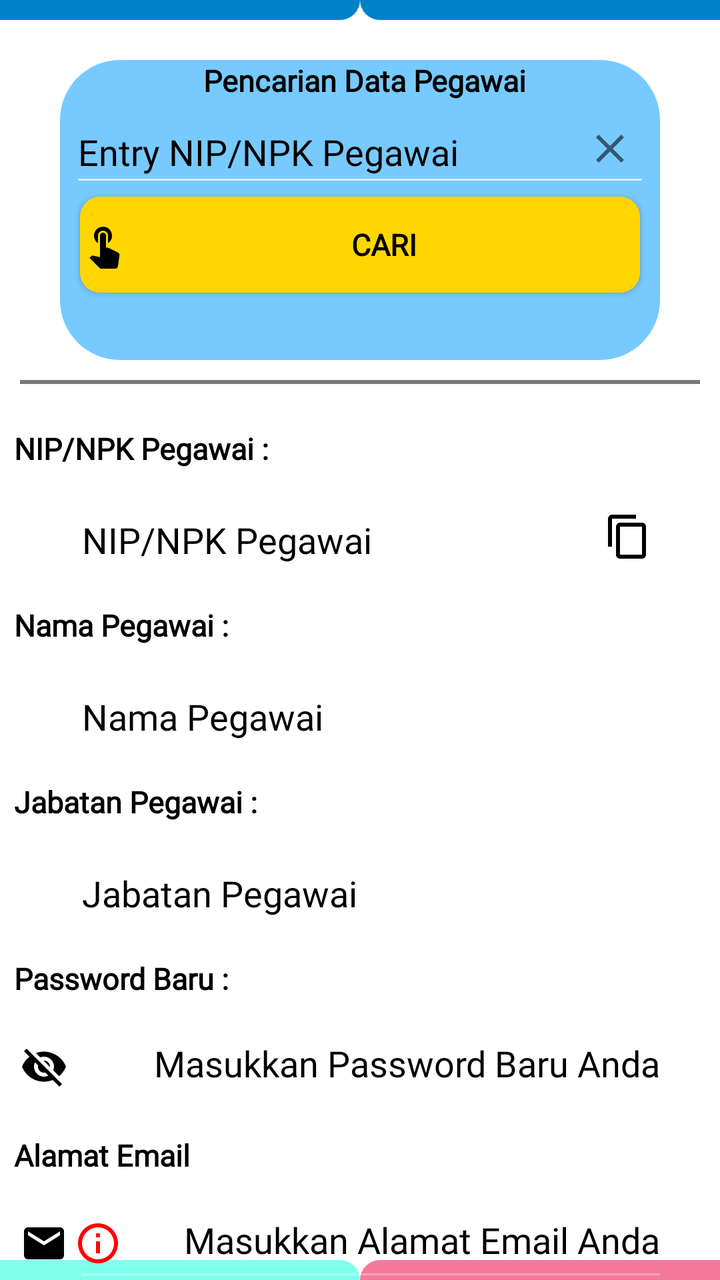
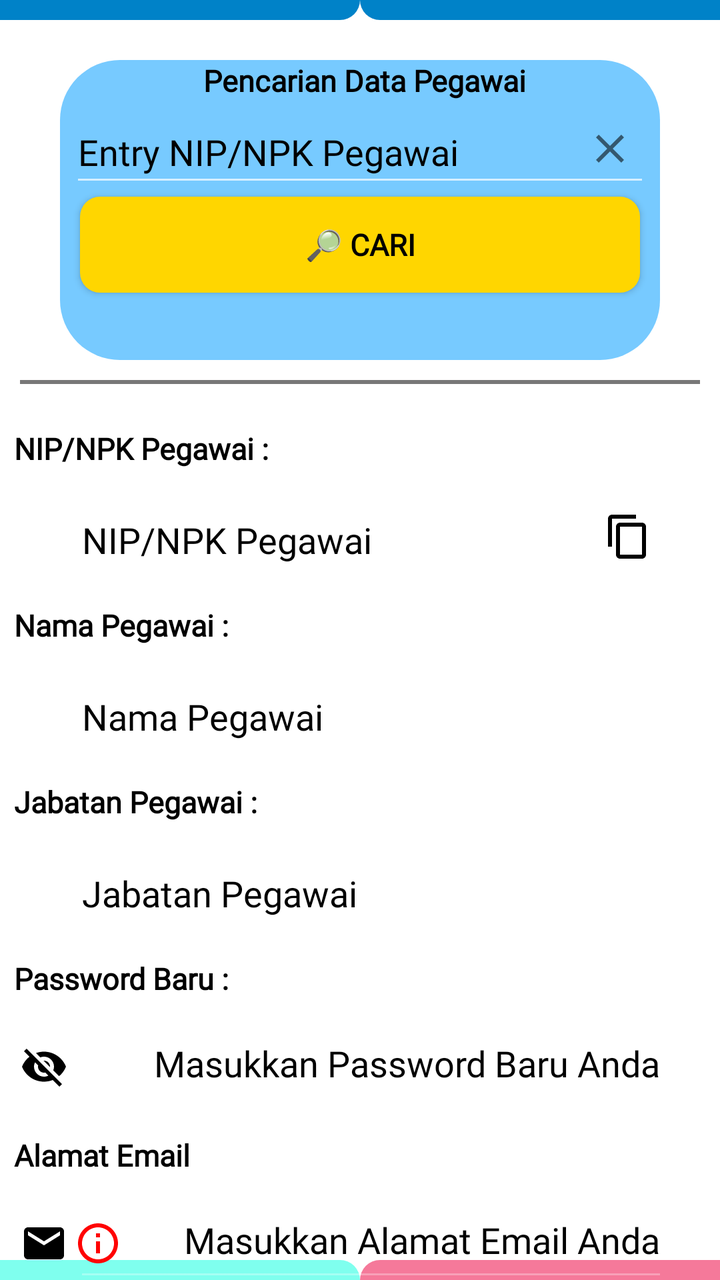

An Android layout rendered at two revisions. The XML below is the earlier revision; the diff shows what the commit changed to produce the second picture.
<!-- AndroidManifest.xml: application theme AppTheme -->
<!-- res/layout/register_activity2.xml -->
<?xml version="1.0" encoding="utf-8"?>
<RelativeLayout
    xmlns:android="http://schemas.android.com/apk/res/android"
    xmlns:app="http://schemas.android.com/apk/res-auto"
    xmlns:tools="http://schemas.android.com/tools"
    android:id="@+id/swipe"
    android:layout_width="match_parent"
    android:layout_height="match_parent"
    android:background="@color/white">

    <View
        android:layout_width="match_parent"
        android:layout_height="10dp"
        android:layout_alignParentTop="true"
        android:layout_toStartOf="@+id/grslogtengah"
        android:background="@drawable/circle_reg_v3"/>

    <View
        android:layout_width="match_parent"
        android:layout_height="10dp"
        android:layout_alignParentTop="true"
        android:layout_toEndOf="@+id/grslogtengah"
        android:background="@drawable/circle_reg_v4"/>

    <View
        android:id="@+id/grslogtengah"
        android:layout_width="0dp"
        android:layout_height="10dp"
        android:layout_centerHorizontal="true"
        android:background="@color/white"/>

    <RelativeLayout
        android:id="@+id/relatasRegister"
        android:layout_width="match_parent"
        android:layout_height="150dp"
        android:layout_below="@+id/grslogtengah"
        android:layout_marginStart="30dp"
        android:layout_marginTop="20dp"
        android:layout_marginEnd="30dp"
        android:background="@drawable/circle_viewutama_info"
        tools:ignore="TextSizeCheck">

        <TextView
            android:id="@+id/pencr_reg"
            android:layout_width="wrap_content"
            android:layout_height="wrap_content"
            android:layout_centerHorizontal="true"
            android:fontFamily="@font/poppins_regular"
            android:paddingStart="5dp"
            android:text="@string/pencarian_data_pegawai"
            android:textColor="@color/hitam"
            android:textSize="15sp"
            android:textStyle="bold"
            tools:ignore="RtlSymmetry" />

        <EditText
            android:id="@+id/e_cari"
            android:layout_width="match_parent"
            android:layout_height="48dp"
            android:layout_below="@+id/pencr_reg"
            android:layout_marginStart="5dp"
            android:layout_marginEnd="5dp"
            android:fontFamily="@font/poppins_regular"
            android:hint="@string/entry_nip_npk_pegawai"
            android:inputType="text"
            android:textColor="@color/hitam"
            android:textColorHint="@color/hitam"
            tools:ignore="Autofill,LabelFor" />

        <ImageView
            android:id="@+id/img_silanghapus"
            android:layout_width="wrap_content"
            android:layout_height="match_parent"
            android:layout_below="@+id/pencr_reg"
            android:layout_alignTop="@+id/e_cari"
            android:layout_alignEnd="@+id/e_cari"
            android:layout_alignBottom="@+id/e_cari"
            android:layout_marginEnd="8dp"
            android:contentDescription="@string/todo"
            android:src="@drawable/ic_close_black_24dp" />

        <Button
            android:id="@+id/btn_cari"
            android:layout_width="match_parent"
            android:layout_height="wrap_content"
            android:layout_below="@+id/e_cari"
            android:background="@drawable/circle_download1"
            android:drawableStart="@drawable/ic_touch_app_black_24dp"
            android:fontFamily="@font/poppins_regular"
            android:onClick="pencarian_data"
            android:layout_marginStart="10dp"
            android:layout_marginEnd="10dp"
            android:text="@string/cari"
            android:textColor="@color/hitam"
            android:textSize="15sp"
            android:textStyle="bold" />

    </RelativeLayout>

    <View
        android:id="@+id/grsreg1"
        android:layout_width="match_parent"
        android:layout_height="2dp"
        android:layout_below="@+id/relatasRegister"
        android:layout_margin="10dp"
        android:background="#787777"/>

    <View
        android:id="@+id/grsregtengah"
        android:layout_width="0dp"
        android:layout_height="0dp"
        android:layout_alignParentBottom="true"
        android:layout_centerInParent="true"
        android:background="@color/white"/>

    <View
        android:id="@+id/grsreg2"
        android:layout_width="match_parent"
        android:layout_height="10dp"
        android:layout_alignParentBottom="true"
        android:layout_toStartOf="@+id/grsregtengah"
        android:background="@drawable/circle_reg_v1"/>

    <View
        android:id="@+id/grsreg3"
        android:layout_width="match_parent"
        android:layout_height="10dp"
        android:layout_alignParentBottom="true"
        android:layout_toEndOf="@+id/grsregtengah"
        android:background="@drawable/circle_reg_v2"/>

    <ScrollView
        android:id="@+id/scroll_reg"
        android:layout_width="match_parent"
        android:layout_height="match_parent"
        android:layout_below="@+id/grsreg1"
        android:layout_margin="2dp">

        <RelativeLayout
            android:id="@+id/RelativeLayout_Registeratas"
            android:layout_width="match_parent"
            android:layout_height="wrap_content" >

            <TextView
                android:id="@+id/textnip_pegawai"
                android:layout_width="wrap_content"
                android:layout_height="wrap_content"
                android:text="@string/nip_npk_pegawai"
                android:layout_marginStart="5dp"
                android:layout_marginTop="10dp"
                android:textColor="@color/hitam"
                android:textSize="15sp"
                android:textStyle="bold"
                android:fontFamily="@font/poppins_regular"
                app:layout_constraintEnd_toEndOf="parent"
                app:layout_constraintStart_toStartOf="parent"
                app:layout_constraintTop_toTopOf="parent" />

            <EditText
                android:id="@+id/nip_pegawai"
                android:layout_width="match_parent"
                android:layout_height="48dp"
                android:layout_marginStart="35dp"
                android:layout_marginTop="10dp"
                android:layout_marginEnd="24dp"
                android:hint="@string/nip_npk_pegawai2"
                android:inputType="textEmailAddress"
                android:selectAllOnFocus="true"
                android:textColor="@color/hitam"
                android:textColorHint="@color/hitam"
                app:layout_constraintEnd_toEndOf="parent"
                app:layout_constraintStart_toStartOf="parent"
                app:layout_constraintTop_toTopOf="parent"
                android:layout_below="@+id/textnip_pegawai"
                android:fontFamily="@font/poppins_regular"
                android:importantForAutofill="no"
                android:enabled="false"/>

            <ImageView
                android:id="@+id/img_contentcopy"
                android:layout_width="wrap_content"
                android:layout_height="match_parent"
                android:src="@drawable/ic_content_copy_black_24dp"
                android:layout_alignTop="@+id/nip_pegawai"
                android:layout_alignBottom="@+id/nip_pegawai"
                android:layout_alignEnd="@+id/nip_pegawai"
                android:layout_marginEnd="8dp"
                android:contentDescription="@string/todo"
                />

            <TextView
                android:id="@+id/textnama_pegawai"
                android:layout_width="wrap_content"
                android:layout_height="wrap_content"
                android:text="@string/nama_pegawai"
                android:textSize="15sp"
                android:layout_marginStart="5dp"
                android:layout_marginTop="10dp"
                android:textColor="@color/hitam"
                android:textStyle="bold"
                android:fontFamily="@font/poppins_regular"
                app:layout_constraintEnd_toEndOf="parent"
                app:layout_constraintStart_toStartOf="parent"
                app:layout_constraintTop_toTopOf="parent"
                android:layout_below="@+id/nip_pegawai"/>

            <EditText
                android:id="@+id/nama_pegawai"
                android:layout_width="match_parent"
                android:layout_height="48dp"
                android:layout_marginStart="35dp"
                android:layout_marginTop="10dp"
                android:layout_marginEnd="24dp"
                android:hint="@string/nama_pegawai2"
                android:textColor="@color/hitam"
                android:textColorHint="@color/hitam"
                android:inputType="textEmailAddress"
                android:selectAllOnFocus="true"
                android:fontFamily="@font/poppins_regular"
                app:layout_constraintEnd_toEndOf="parent"
                app:layout_constraintStart_toStartOf="parent"
                app:layout_constraintTop_toTopOf="parent"
                android:layout_below="@+id/textnama_pegawai"
                android:importantForAutofill="no"
                android:enabled="false"/>

            <TextView
                android:id="@+id/textjabatan"
                android:layout_width="wrap_content"
                android:layout_height="wrap_content"
                android:text="@string/jabatan_pegawai"
                android:textSize="15sp"
                android:layout_marginStart="5dp"
                android:layout_marginTop="10dp"
                android:textColor="@color/hitam"
                android:textStyle="bold"
                android:fontFamily="@font/poppins_regular"
                app:layout_constraintEnd_toEndOf="parent"
                app:layout_constraintStart_toStartOf="parent"
                app:layout_constraintTop_toTopOf="parent"
                android:layout_below="@+id/nama_pegawai"/>

            <EditText
                android:id="@+id/jabatan"
                android:layout_width="match_parent"
                android:layout_height="48dp"
                android:layout_marginStart="35dp"
                android:layout_marginTop="10dp"
                android:layout_marginEnd="24dp"
                android:hint="@string/jabatan_pegawai2"
                android:textColor="@color/hitam"
                android:textColorHint="@color/hitam"
                android:inputType="text"
                android:selectAllOnFocus="true"
                android:fontFamily="@font/poppins_regular"
                app:layout_constraintEnd_toEndOf="parent"
                app:layout_constraintStart_toStartOf="parent"
                app:layout_constraintTop_toTopOf="parent"
                android:layout_below="@+id/textjabatan"
                android:importantForAutofill="no"
                android:enabled="false"/>

            <TextView
                android:id="@+id/textpass_baru"
                android:layout_width="wrap_content"
                android:layout_height="wrap_content"
                android:text="@string/password_baru"
                android:textSize="15sp"
                android:layout_marginStart="5dp"
                android:layout_marginTop="10dp"
                android:textColor="@color/hitam"
                android:textStyle="bold"
                android:fontFamily="@font/poppins_regular"
                app:layout_constraintEnd_toEndOf="parent"
                app:layout_constraintStart_toStartOf="parent"
                app:layout_constraintTop_toTopOf="parent"
                android:layout_below="@+id/jabatan"/>

            <EditText
                android:id="@+id/pass_baru"
                android:layout_width="match_parent"
                android:layout_height="48dp"
                android:layout_marginStart="35dp"
                android:layout_marginTop="10dp"
                android:layout_marginEnd="24dp"
                android:hint="@string/masukkan_password_anda"
                android:textColor="@color/hitam"
                android:textColorHint="@color/hitam"
                android:gravity="end"
                android:inputType="textPassword"
                android:selectAllOnFocus="true"
                android:layout_below="@+id/textpass_baru"
                android:importantForAutofill="no"
                android:enabled="false"
                android:fontFamily="@font/poppins_regular" />

            <ImageView
                android:id="@+id/img_showpass1"
                android:layout_width="wrap_content"
                android:layout_height="match_parent"
                android:src="@drawable/ic_visibility_white"
                android:layout_below="@+id/textpass_baru"
                android:layout_alignTop="@+id/pass_baru"
                android:layout_alignBottom="@+id/pass_baru"
                android:layout_marginStart="8dp"
                android:contentDescription="@string/todo"
                android:visibility="gone"/>

            <ImageView
                android:id="@+id/img_showpass2"
                android:layout_width="wrap_content"
                android:layout_height="match_parent"
                android:src="@drawable/ic_visibility_off_white"
                android:layout_below="@+id/textpass_baru"
                android:layout_alignTop="@+id/pass_baru"
                android:layout_alignBottom="@+id/pass_baru"
                android:layout_marginStart="8dp"
                android:contentDescription="@string/todo"
                />

            <TextView
                android:id="@+id/textemail"
                android:layout_width="wrap_content"
                android:layout_height="wrap_content"
                android:text="@string/alamat_email"
                android:textSize="15sp"
                android:layout_marginStart="5dp"
                android:layout_marginTop="10dp"
                android:textColor="@color/hitam"
                android:textStyle="bold"
                android:fontFamily="@font/poppins_regular"
                app:layout_constraintEnd_toEndOf="parent"
                app:layout_constraintStart_toStartOf="parent"
                app:layout_constraintTop_toTopOf="parent"
                android:layout_below="@+id/pass_baru"/>

            <EditText
                android:id="@+id/editemail"
                android:layout_width="match_parent"
                android:layout_height="48dp"
                android:layout_marginStart="35dp"
                android:layout_marginTop="10dp"
                android:layout_marginEnd="24dp"
                android:hint="@string/masukkan_alamat_email_anda"
                android:textColor="@color/hitam"
                android:textColorHint="@color/hitam"
                android:gravity="end"
                android:inputType="textEmailAddress"
                android:layout_below="@+id/textemail"
                android:importantForAutofill="no"
                android:enabled="false"
                android:fontFamily="@font/poppins_regular"/>

            <ImageView
                android:id="@+id/img_email"
                android:layout_width="wrap_content"
                android:layout_height="match_parent"
                android:src="@drawable/ic_email_black_24dp"
                android:layout_below="@+id/textemail"
                android:layout_alignTop="@+id/editemail"
                android:layout_alignBottom="@+id/editemail"
                android:layout_marginStart="8dp"
                android:contentDescription="@string/todo"
                />

            <ImageView
                android:id="@+id/img_emailinfo"
                android:layout_width="wrap_content"
                android:layout_height="match_parent"
                android:src="@drawable/ic_info_outline_24dp"
                android:layout_below="@+id/textemail"
                android:layout_alignTop="@+id/editemail"
                android:layout_alignBottom="@+id/editemail"
                android:layout_alignStart="@+id/editemail"
                android:layout_marginEnd="8dp"
                android:contentDescription="@string/todo"
                />

            <Button
                android:id="@+id/btn_simpan_pass"
                android:layout_width="match_parent"
                android:layout_height="wrap_content"
                android:layout_below="@+id/editemail"
                android:layout_marginStart="24dp"
                android:layout_marginTop="10dp"
                android:layout_marginEnd="24dp"
                android:background="@drawable/circle_download2"
                android:layout_alignParentEnd="true"
                android:onClick="simpan_password"
                android:text="@string/simpan_password"
                android:padding="5dp"
                android:textColor="@color/white"
                android:textSize="15sp"
                android:textStyle="bold"
                android:visibility="visible"
                android:fontFamily="@font/poppins_regular"
                />

            <View
                android:layout_width="match_parent"
                android:layout_height="150dp"
                android:layout_below="@+id/btn_simpan_pass"/>

        </RelativeLayout>
    </ScrollView>
    <RelativeLayout
        android:id="@+id/frame_loading_register"
        android:layout_width="match_parent"
        android:layout_height="match_parent"
        android:visibility="gone" >
        <View
            android:layout_width="match_parent"
            android:layout_height="match_parent"
            android:background="#BBFFFFFF"/>

        <ImageView
            android:id="@+id/gmbar_loading_register"
            android:layout_width="200dp"
            android:layout_height="200dp"
            android:layout_centerInParent="true"
            android:contentDescription="@string/todo" />

        <TextView
            android:layout_width="wrap_content"
            android:layout_height="wrap_content"
            android:text="@string/sedang_memuat"
            android:layout_centerInParent="true"
            android:textSize="15sp"
            android:textColor="@color/hitam"
            android:textStyle="bold|italic"
            android:fontFamily="@font/poppins_regular"
            android:layout_margin="10dp"/>

    </RelativeLayout>
</RelativeLayout>
<!-- resources referenced by this layout -->
<resources>
  <color name="hitam">#000000    </color>
  <color name="white">#FFFFFF    </color>
  <!-- drawable circle_download1 (drawable) -->
  <?xml version="1.0" encoding="utf-8"?>
  <shape xmlns:android="http://schemas.android.com/apk/res/android"
      android:shape="rectangle"
      >
      <solid android:color="#FFD600" />
      <corners android:bottomRightRadius="10dp"
          android:bottomLeftRadius="10dp"
          android:topLeftRadius="10dp"
          android:topRightRadius="10dp"
          android:radius="10dp"
          />
  </shape>
  <!-- drawable circle_viewutama_info (drawable) -->
  <?xml version="1.0" encoding="utf-8"?>
  <shape xmlns:android="http://schemas.android.com/apk/res/android"
      android:shape="rectangle"
      >
      <solid android:color="@color/list_item_title2" />
      <corners android:bottomRightRadius="30dp"
          android:bottomLeftRadius="30dp"
          android:topLeftRadius="30dp"
          android:topRightRadius="30dp"
          />
  </shape>
  <!-- drawable ic_touch_app_black_24dp (drawable) -->
  <vector android:height="24dp" android:tint="#000000"
      android:viewportHeight="24.0" android:viewportWidth="24.0"
      android:width="24dp" xmlns:android="http://schemas.android.com/apk/res/android">
      <path android:fillColor="#FF000000" android:pathData="M9,11.24L9,7.5C9,6.12 10.12,5 11.5,5S14,6.12 14,7.5v3.74c1.21,-0.81 2,-2.18 2,-3.74C16,5.01 13.99,3 11.5,3S7,5.01 7,7.5c0,1.56 0.79,2.93 2,3.74zM18.84,15.87l-4.54,-2.26c-0.17,-0.07 -0.35,-0.11 -0.54,-0.11L13,13.5v-6c0,-0.83 -0.67,-1.5 -1.5,-1.5S10,6.67 10,7.5v10.74l-3.43,-0.72c-0.08,-0.01 -0.15,-0.03 -0.24,-0.03 -0.31,0 -0.59,0.13 -0.79,0.33l-0.79,0.8 4.94,4.94c0.27,0.27 0.65,0.44 1.06,0.44h6.79c0.75,0 1.33,-0.55 1.44,-1.28l0.75,-5.27c0.01,-0.07 0.02,-0.14 0.02,-0.2 0,-0.62 -0.38,-1.16 -0.91,-1.38z"/>
  </vector>
  <string name="alamat_email" translatable="false">Alamat Email</string>
  <string name="cari" translatable="false">Cari</string>
  <string name="entry_nip_npk_pegawai" translatable="false">Entry NIP/NPK Pegawai</string>
  <string name="jabatan_pegawai" translatable="false">Jabatan Pegawai :</string>
  <string name="jabatan_pegawai2" translatable="false">Jabatan Pegawai</string>
  <string name="masukkan_alamat_email_anda" translatable="false">Masukkan Alamat Email Anda</string>
  <string name="masukkan_password_anda" translatable="false">Masukkan Password Baru Anda</string>
  <string name="nama_pegawai" translatable="false">Nama Pegawai :</string>
  <string name="nama_pegawai2" translatable="false">Nama Pegawai</string>
  <string name="nip_npk_pegawai" translatable="false">NIP/NPK Pegawai :</string>
  <string name="nip_npk_pegawai2" translatable="false">NIP/NPK Pegawai</string>
  <string name="password_baru" translatable="false">Password Baru :</string>
  <string name="pencarian_data_pegawai" translatable="false">Pencarian Data Pegawai</string>
  <string name="sedang_memuat" translatable="false">Sedang Memuat...</string>
  <string name="simpan_password" translatable="false">👉 Simpan Password</string>
  <string name="todo" translatable="false">TODO</string>
  <style name="AppTheme" parent="Theme.AppCompat.NoActionBar">
          
          <item name="colorPrimary">@color/list_item_title_gelap</item>
          <item name="colorPrimaryDark">@color/list_item_title</item>
          <item name="colorAccent">@color/colorAccent</item>
          <item name="windowActionBar">false</item>
          <item name="windowNoTitle">true</item>
      </style>
  <color name="hijautua">#c608a5cc  </color>
  <color name="bg_screen2">#7FFFEE</color>
  <color name="bg_screen3">#FCF57899</color>
  <color name="list_item_title">#0082C8</color>
  <color name="list_item_title2">#77CAFF</color>
  <color name="list_item_title_gelap">#049BB6</color>
  <color name="colorAccent">#FFFFFF</color>
  <!-- unchanged entries left out for length: 11 -->
</resources>

<!-- the commit's change to res/layout/register_activity2.xml (unified diff, before → after) -->
@@ -85,7 +85,6 @@
             android:layout_height="wrap_content"
             android:layout_below="@+id/e_cari"
             android:background="@drawable/circle_download1"
-            android:drawableStart="@drawable/ic_touch_app_black_24dp"
             android:fontFamily="@font/poppins_regular"
             android:onClick="pencarian_data"
             android:layout_marginStart="10dp"
<!-- resource entries referenced after the edit -->
@@ -27,14 +27,8 @@
           android:topRightRadius="30dp"
           />
   </shape>
-  <!-- drawable ic_touch_app_black_24dp (drawable) -->
-  <vector android:height="24dp" android:tint="#000000"
-      android:viewportHeight="24.0" android:viewportWidth="24.0"
-      android:width="24dp" xmlns:android="http://schemas.android.com/apk/res/android">
-      <path android:fillColor="#FF000000" android:pathData="M9,11.24L9,7.5C9,6.12 10.12,5 11.5,5S14,6.12 14,7.5v3.74c1.21,-0.81 2,-2.18 2,-3.74C16,5.01 13.99,3 11.5,3S7,5.01 7,7.5c0,1.56 0.79,2.93 2,3.74zM18.84,15.87l-4.54,-2.26c-0.17,-0.07 -0.35,-0.11 -0.54,-0.11L13,13.5v-6c0,-0.83 -0.67,-1.5 -1.5,-1.5S10,6.67 10,7.5v10.74l-3.43,-0.72c-0.08,-0.01 -0.15,-0.03 -0.24,-0.03 -0.31,0 -0.59,0.13 -0.79,0.33l-0.79,0.8 4.94,4.94c0.27,0.27 0.65,0.44 1.06,0.44h6.79c0.75,0 1.33,-0.55 1.44,-1.28l0.75,-5.27c0.01,-0.07 0.02,-0.14 0.02,-0.2 0,-0.62 -0.38,-1.16 -0.91,-1.38z"/>
-  </vector>
   <string name="alamat_email" translatable="false">Alamat Email</string>
-  <string name="cari" translatable="false">Cari</string>
+  <string name="cari" translatable="false">🔎 Cari</string>
   <string name="entry_nip_npk_pegawai" translatable="false">Entry NIP/NPK Pegawai</string>
   <string name="jabatan_pegawai" translatable="false">Jabatan Pegawai :</string>
   <string name="jabatan_pegawai2" translatable="false">Jabatan Pegawai</string>
